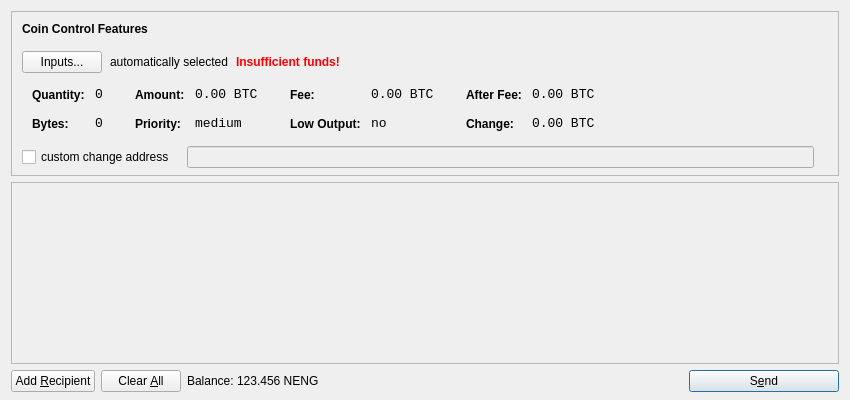
First picture: the form in src/qt/forms/sendcoinsdialog.ui, repository ShorelineCrypto/nengcoin, before the edit.
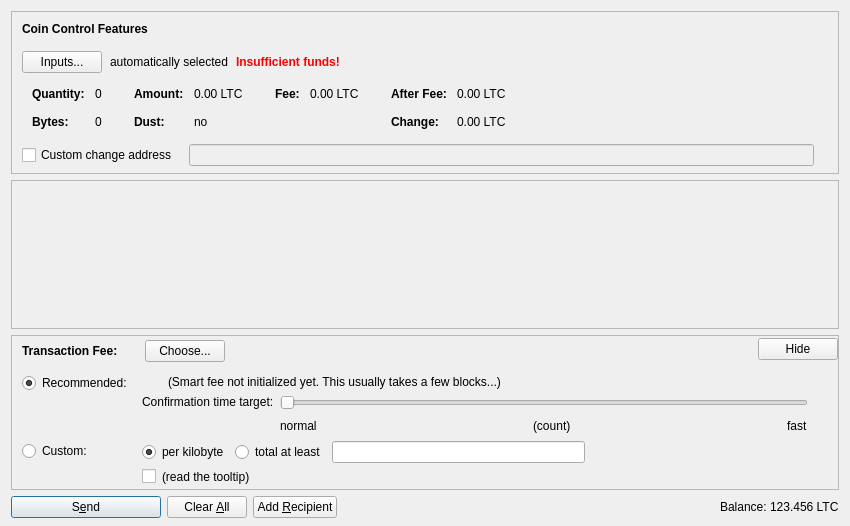
Second picture: the form after the edit. Icons and pictures are not drawn. Custom widgets are drawn as their Qt base class.

```diff
--- a/src/qt/forms/sendcoinsdialog.ui
+++ b/src/qt/forms/sendcoinsdialog.ui
@@ -7,13 +7,13 @@
     <x>0</x>
     <y>0</y>
     <width>850</width>
-    <height>400</height>
+    <height>526</height>
    </rect>
   </property>
   <property name="windowTitle">
    <string>Send Coins</string>
   </property>
-  <layout class="QVBoxLayout" name="verticalLayout" stretch="0,1,0">
+  <layout class="QVBoxLayout" name="verticalLayout" stretch="0,1,0,0">
    <property name="bottomMargin">
     <number>8</number>
    </property>
@@ -39,7 +39,7 @@
      </property>
      <layout class="QVBoxLayout" name="verticalLayoutCoinControl2">
       <property name="spacing">
-       <number>-1</number>
+       <number>0</number>
       </property>
       <property name="leftMargin">
        <number>0</number>
@@ -206,8 +206,11 @@
                </property>
                <item row="0" column="0">
                 <widget class="QLabel" name="labelCoinControlQuantityText">
-                 <property name="styleSheet">
-                  <string notr="true">font-weight:bold;</string>
+                 <property name="font">
+                  <font>
+                   <weight>75</weight>
+                   <bold>true</bold>
+                  </font>
                  </property>
                  <property name="text">
                   <string>Quantity:</string>
@@ -219,12 +222,6 @@
                </item>
                <item row="0" column="1">
                 <widget class="QLabel" name="labelCoinControlQuantity">
-                 <property name="font">
-                  <font>
-                   <family>Monospace</family>
-                   <pointsize>10</pointsize>
-                  </font>
-                 </property>
                  <property name="cursor">
                   <cursorShape>IBeamCursor</cursorShape>
                  </property>
@@ -244,8 +241,11 @@
                </item>
                <item row="1" column="0">
                 <widget class="QLabel" name="labelCoinControlBytesText">
-                 <property name="styleSheet">
-                  <string notr="true">font-weight:bold;</string>
+                 <property name="font">
+                  <font>
+                   <weight>75</weight>
+                   <bold>true</bold>
+                  </font>
                  </property>
                  <property name="text">
                   <string>Bytes:</string>
@@ -254,12 +254,6 @@
                </item>
                <item row="1" column="1">
                 <widget class="QLabel" name="labelCoinControlBytes">
-                 <property name="font">
-                  <font>
-                   <family>Monospace</family>
-                   <pointsize>10</pointsize>
-                  </font>
-                 </property>
                  <property name="cursor">
                   <cursorShape>IBeamCursor</cursorShape>
                  </property>
@@ -295,8 +289,11 @@
                </property>
                <item row="0" column="0">
                 <widget class="QLabel" name="labelCoinControlAmountText">
-                 <property name="styleSheet">
-                  <string notr="true">font-weight:bold;</string>
+                 <property name="font">
+                  <font>
+                   <weight>75</weight>
+                   <bold>true</bold>
+                  </font>
                  </property>
                  <property name="text">
                   <string>Amount:</string>
@@ -308,12 +305,6 @@
                </item>
                <item row="0" column="1">
                 <widget class="QLabel" name="labelCoinControlAmount">
-                 <property name="font">
-                  <font>
-                   <family>Monospace</family>
-                   <pointsize>10</pointsize>
-                  </font>
-                 </property>
                  <property name="cursor">
                   <cursorShape>IBeamCursor</cursorShape>
                  </property>
@@ -321,7 +312,7 @@
                   <enum>Qt::ActionsContextMenu</enum>
                  </property>
                  <property name="text">
-                  <string notr="true">0.00 BTC</string>
+                  <string notr="true">0.00 LTC</string>
                  </property>
                  <property name="textInteractionFlags">
                   <set>Qt::LinksAccessibleByMouse|Qt::TextSelectableByKeyboard|Qt::TextSelectableByMouse</set>
@@ -329,23 +320,20 @@
                 </widget>
                </item>
                <item row="1" column="0">
-                <widget class="QLabel" name="labelCoinControlPriorityText">
-                 <property name="styleSheet">
-                  <string notr="true">font-weight:bold;</string>
+                <widget class="QLabel" name="labelCoinControlLowOutputText">
+                 <property name="font">
+                  <font>
+                   <weight>75</weight>
+                   <bold>true</bold>
+                  </font>
                  </property>
                  <property name="text">
-                  <string>Priority:</string>
+                  <string>Dust:</string>
                  </property>
                 </widget>
                </item>
                <item row="1" column="1">
-                <widget class="QLabel" name="labelCoinControlPriority">
-                 <property name="font">
-                  <font>
-                   <family>Monospace</family>
-                   <pointsize>10</pointsize>
-                  </font>
-                 </property>
+                <widget class="QLabel" name="labelCoinControlLowOutput">
                  <property name="cursor">
                   <cursorShape>IBeamCursor</cursorShape>
                  </property>
@@ -353,7 +341,7 @@
                   <enum>Qt::ActionsContextMenu</enum>
                  </property>
                  <property name="text">
-                  <string>medium</string>
+                  <string notr="true">no</string>
                  </property>
                  <property name="textInteractionFlags">
                   <set>Qt::LinksAccessibleByMouse|Qt::TextSelectableByKeyboard|Qt::TextSelectableByMouse</set>
@@ -381,8 +369,11 @@
                </property>
                <item row="0" column="0">
                 <widget class="QLabel" name="labelCoinControlFeeText">
-                 <property name="styleSheet">
-                  <string notr="true">font-weight:bold;</string>
+                 <property name="font">
+                  <font>
+                   <weight>75</weight>
+                   <bold>true</bold>
+                  </font>
                  </property>
                  <property name="text">
                   <string>Fee:</string>
@@ -394,12 +385,6 @@
                </item>
                <item row="0" column="1">
                 <widget class="QLabel" name="labelCoinControlFee">
-                 <property name="font">
-                  <font>
-                   <family>Monospace</family>
-                   <pointsize>10</pointsize>
-                  </font>
-                 </property>
                  <property name="cursor">
                   <cursorShape>IBeamCursor</cursorShape>
                  </property>
@@ -407,39 +392,7 @@
                   <enum>Qt::ActionsContextMenu</enum>
                  </property>
                  <property name="text">
-                  <string notr="true">0.00 BTC</string>
-                 </property>
-                 <property name="textInteractionFlags">
-                  <set>Qt::LinksAccessibleByMouse|Qt::TextSelectableByKeyboard|Qt::TextSelectableByMouse</set>
-                 </property>
-                </widget>
-               </item>
-               <item row="1" column="0">
-                <widget class="QLabel" name="labelCoinControlLowOutputText">
-                 <property name="styleSheet">
-                  <string notr="true">font-weight:bold;</string>
-                 </property>
-                 <property name="text">
-                  <string>Low Output:</string>
-                 </property>
-                </widget>
-               </item>
-               <item row="1" column="1">
-                <widget class="QLabel" name="labelCoinControlLowOutput">
-                 <property name="font">
-                  <font>
-                   <family>Monospace</family>
-                   <pointsize>10</pointsize>
-                  </font>
-                 </property>
-                 <property name="cursor">
-                  <cursorShape>IBeamCursor</cursorShape>
-                 </property>
-                 <property name="contextMenuPolicy">
-                  <enum>Qt::ActionsContextMenu</enum>
-                 </property>
-                 <property name="text">
-                  <string>no</string>
+                  <string notr="true">0.00 LTC</string>
                  </property>
                  <property name="textInteractionFlags">
                   <set>Qt::LinksAccessibleByMouse|Qt::TextSelectableByKeyboard|Qt::TextSelectableByMouse</set>
@@ -467,8 +420,11 @@
                </property>
                <item row="0" column="0">
                 <widget class="QLabel" name="labelCoinControlAfterFeeText">
-                 <property name="styleSheet">
-                  <string notr="true">font-weight:bold;</string>
+                 <property name="font">
+                  <font>
+                   <weight>75</weight>
+                   <bold>true</bold>
+                  </font>
                  </property>
                  <property name="text">
                   <string>After Fee:</string>
@@ -480,12 +436,6 @@
                </item>
                <item row="0" column="1">
                 <widget class="QLabel" name="labelCoinControlAfterFee">
-                 <property name="font">
-                  <font>
-                   <family>Monospace</family>
-                   <pointsize>10</pointsize>
-                  </font>
-                 </property>
                  <property name="cursor">
                   <cursorShape>IBeamCursor</cursorShape>
                  </property>
@@ -493,7 +443,7 @@
                   <enum>Qt::ActionsContextMenu</enum>
                  </property>
                  <property name="text">
-                  <string notr="true">0.00 BTC</string>
+                  <string notr="true">0.00 LTC</string>
                  </property>
                  <property name="textInteractionFlags">
                   <set>Qt::LinksAccessibleByMouse|Qt::TextSelectableByKeyboard|Qt::TextSelectableByMouse</set>
@@ -502,8 +452,11 @@
                </item>
                <item row="1" column="0">
                 <widget class="QLabel" name="labelCoinControlChangeText">
-                 <property name="styleSheet">
-                  <string notr="true">font-weight:bold;</string>
+                 <property name="font">
+                  <font>
+                   <weight>75</weight>
+                   <bold>true</bold>
+                  </font>
                  </property>
                  <property name="text">
                   <string>Change:</string>
@@ -512,12 +465,6 @@
                </item>
                <item row="1" column="1">
                 <widget class="QLabel" name="labelCoinControlChange">
-                 <property name="font">
-                  <font>
-                   <family>Monospace</family>
-                   <pointsize>10</pointsize>
-                  </font>
-                 </property>
                  <property name="cursor">
                   <cursorShape>IBeamCursor</cursorShape>
                  </property>
@@ -525,7 +472,7 @@
                   <enum>Qt::ActionsContextMenu</enum>
                  </property>
                  <property name="text">
-                  <string notr="true">0.00 BTC</string>
+                  <string notr="true">0.00 LTC</string>
                  </property>
                  <property name="textInteractionFlags">
                   <set>Qt::LinksAccessibleByMouse|Qt::TextSelectableByKeyboard|Qt::TextSelectableByMouse</set>
@@ -556,7 +503,7 @@
           <item>
            <widget class="QCheckBox" name="checkBoxCoinControlChange">
             <property name="text">
-             <string>custom change address</string>
+             <string>Custom change address</string>
             </property>
            </widget>
           </item>
@@ -626,11 +573,20 @@
         <x>0</x>
         <y>0</y>
         <width>830</width>
-        <height>165</height>
+        <height>104</height>
        </rect>
       </property>
-      <layout class="QVBoxLayout" name="verticalLayout_2">
-       <property name="margin">
+      <layout class="QVBoxLayout" name="verticalLayout_2" stretch="0,1">
+       <property name="leftMargin">
+        <number>0</number>
+       </property>
+       <property name="topMargin">
+        <number>0</number>
+       </property>
+       <property name="rightMargin">
+        <number>0</number>
+       </property>
+       <property name="bottomMargin">
         <number>0</number>
        </property>
        <item>
@@ -657,15 +613,572 @@
      </widget>
     </widget>
    </item>
+   <item>
+    <widget class="QFrame" name="frameFee">
+     <property name="sizePolicy">
+      <sizepolicy hsizetype="Expanding" vsizetype="Expanding">
+       <horstretch>0</horstretch>
+       <verstretch>0</verstretch>
+      </sizepolicy>
+     </property>
+     <property name="maximumSize">
+      <size>
+       <width>16777215</width>
+       <height>16777215</height>
+      </size>
+     </property>
+     <property name="frameShape">
+      <enum>QFrame::StyledPanel</enum>
+     </property>
+     <property name="frameShadow">
+      <enum>QFrame::Sunken</enum>
+     </property>
+     <layout class="QVBoxLayout" name="verticalLayoutFee1">
+      <property name="spacing">
+       <number>0</number>
+      </property>
+      <property name="leftMargin">
+       <number>0</number>
+      </property>
+      <property name="topMargin">
+       <number>0</number>
+      </property>
+      <property name="rightMargin">
+       <number>0</number>
+      </property>
+      <property name="bottomMargin">
+       <number>0</number>
+      </property>
+      <item>
+       <layout class="QVBoxLayout" name="verticalLayoutFee2" stretch="0,0,0">
+        <property name="spacing">
+         <number>0</number>
+        </property>
+        <property name="leftMargin">
+         <number>10</number>
+        </property>
+        <property name="topMargin">
+         <number>0</number>
+        </property>
+        <item>
+         <layout class="QHBoxLayout" name="horizontalLayoutFee1">
+          <property name="bottomMargin">
+           <number>0</number>
+          </property>
+          <item>
+           <layout class="QVBoxLayout" name="verticalLayoutFee7">
+            <property name="spacing">
+             <number>0</number>
+            </property>
+            <item>
+             <spacer name="verticalSpacerSmartFee">
+              <property name="orientation">
+               <enum>Qt::Vertical</enum>
+              </property>
+              <property name="sizeType">
+               <enum>QSizePolicy::Fixed</enum>
+              </property>
+              <property name="sizeHint" stdset="0">
+               <size>
+                <width>1</width>
+                <height>4</height>
+               </size>
+              </property>
+             </spacer>
+            </item>
+            <item>
+             <layout class="QHBoxLayout" name="horizontalLayoutSmartFee">
+              <property name="spacing">
+               <number>10</number>
+              </property>
+              <item>
+               <widget class="QLabel" name="labelFeeHeadline">
+                <property name="sizePolicy">
+                 <sizepolicy hsizetype="Preferred" vsizetype="Maximum">
+                  <horstretch>0</horstretch>
+                  <verstretch>0</verstretch>
+                 </sizepolicy>
+                </property>
+                <property name="font">
+                 <font>
+                  <weight>75</weight>
+                  <bold>true</bold>
+                 </font>
+                </property>
+                <property name="styleSheet">
+                 <string notr="true">font-weight:bold;</string>
+                </property>
+                <property name="text">
+                 <string>Transaction Fee:</string>
+                </property>
+               </widget>
+              </item>
+              <item>
+               <widget class="QLabel" name="labelFeeMinimized">
+                <property name="text">
+                 <string/>
+                </property>
+               </widget>
+              </item>
+              <item>
+               <widget class="QPushButton" name="buttonChooseFee">
+                <property name="text">
+                 <string>Choose...</string>
+                </property>
+               </widget>
+              </item>
+             </layout>
+            </item>
+            <item>
+             <spacer name="verticalSpacer_5">
+              <property name="orientation">
+               <enum>Qt::Vertical</enum>
+              </property>
+              <property name="sizeHint" stdset="0">
+               <size>
+                <width>1</width>
+                <height>1</height>
+               </size>
+              </property>
+             </spacer>
+            </item>
+           </layout>
+          </item>
+          <item>
+           <spacer name="horizontalSpacer_4">
+            <property name="orientation">
+             <enum>Qt::Horizontal</enum>
+            </property>
+            <property name="sizeHint" stdset="0">
+             <size>
+              <width>40</width>
+              <height>20</height>
+             </size>
+            </property>
+           </spacer>
+          </item>
+          <item>
+           <widget class="QPushButton" name="buttonMinimizeFee">
+            <property name="toolTip">
+             <string>collapse fee-settings</string>
+            </property>
+            <property name="text">
+             <string>Hide</string>
+            </property>
+           </widget>
+          </item>
+         </layout>
+        </item>
+        <item>
+         <widget class="QFrame" name="frameFeeSelection">
+          <layout class="QVBoxLayout" name="verticalLayoutFee12">
+           <property name="spacing">
+            <number>0</number>
+           </property>
+           <property name="leftMargin">
+            <number>0</number>
+           </property>
+           <property name="topMargin">
+            <number>0</number>
+           </property>
+           <property name="rightMargin">
+            <number>0</number>
+           </property>
+           <property name="bottomMargin">
+            <number>0</number>
+           </property>
+           <item>
+            <layout class="QGridLayout" name="gridLayoutFee">
+             <property name="topMargin">
+              <number>10</number>
+             </property>
+             <property name="bottomMargin">
+              <number>4</number>
+             </property>
+             <property name="horizontalSpacing">
+              <number>10</number>
+             </property>
+             <property name="verticalSpacing">
+              <number>4</number>
+             </property>
+             <item row="1" column="1">
+              <layout class="QVBoxLayout" name="verticalLayoutFee8">
+               <property name="spacing">
+                <number>6</number>
+               </property>
+               <item>
+                <layout class="QHBoxLayout" name="horizontalLayoutFee13">
+                 <item>
+                  <widget class="QRadioButton" name="radioCustomPerKilobyte">
+                   <property name="toolTip">
+                    <string>If the custom fee is set to 1000 satoshis and the transaction is only 250 bytes, then &quot;per kilobyte&quot; only pays 250 satoshis in fee, while &quot;total at least&quot; pays 1000 satoshis. For transactions bigger than a kilobyte both pay by kilobyte.</string>
+                   </property>
+                   <property name="text">
+                    <string>per kilobyte</string>
+                   </property>
+                   <property name="checked">
+                    <bool>true</bool>
+                   </property>
+                   <attribute name="buttonGroup">
+                    <string notr="true">groupCustomFee</string>
+                   </attribute>
+                  </widget>
+                 </item>
+                 <item>
+                  <widget class="QRadioButton" name="radioCustomAtLeast">
+                   <property name="toolTip">
+                    <string>If the custom fee is set to 1000 satoshis and the transaction is only 250 bytes, then &quot;per kilobyte&quot; only pays 250 satoshis in fee, while &quot;total at least&quot; pays 1000 satoshis. For transactions bigger than a kilobyte both pay by kilobyte.</string>
+                   </property>
+                   <property name="text">
+                    <string>total at least</string>
+                   </property>
+                   <attribute name="buttonGroup">
+                    <string notr="true">groupCustomFee</string>
+                   </attribute>
+                  </widget>
+                 </item>
+                 <item>
+                  <widget class="BitcoinAmountField" name="customFee"/>
+                 </item>
+                 <item>
+                  <spacer name="horizontalSpacer_6">
+                   <property name="orientation">
+                    <enum>Qt::Horizontal</enum>
+                   </property>
+                   <property name="sizeHint" stdset="0">
+                    <size>
+                     <width>1</width>
+                     <height>1</height>
+                    </size>
+                   </property>
+                  </spacer>
+                 </item>
+                </layout>
+               </item>
+               <item>
+                <layout class="QHBoxLayout" name="horizontalLayoutFee8">
+                 <item>
+                  <widget class="QCheckBox" name="checkBoxMinimumFee">
+                   <property name="toolTip">
+                    <string>Paying only the minimum fee is just fine as long as there is less transaction volume than space in the blocks. But be aware that this can end up in a never confirming transaction once there is more demand for litecoin transactions than the network can process.</string>
+                   </property>
+                   <property name="text">
+                    <string/>
+                   </property>
+                  </widget>
+                 </item>
+                 <item>
+                  <widget class="QLabel" name="labelMinFeeWarning">
+                   <property name="enabled">
+                    <bool>true</bool>
+                   </property>
+                   <property name="toolTip">
+                    <string>Paying only the minimum fee is just fine as long as there is less transaction volume than space in the blocks. But be aware that this can end up in a never confirming transaction once there is more demand for litecoin transactions than the network can process.</string>
+                   </property>
+                   <property name="text">
+                    <string>(read the tooltip)</string>
+                   </property>
+                   <property name="margin">
+                    <number>5</number>
+                   </property>
+                  </widget>
+                 </item>
+                 <item>
+                  <spacer name="horizontalSpacer_2">
+                   <property name="orientation">
+                    <enum>Qt::Horizontal</enum>
+                   </property>
+                   <property name="sizeHint" stdset="0">
+                    <size>
+                     <width>1</width>
+                     <height>1</height>
+                    </size>
+                   </property>
+                  </spacer>
+                 </item>
+                </layout>
+               </item>
+              </layout>
+             </item>
+             <item row="0" column="0">
+              <layout class="QVBoxLayout" name="verticalLayoutFee4" stretch="0,1">
+               <item>
+                <widget class="QRadioButton" name="radioSmartFee">
+                 <property name="text">
+                  <string>Recommended:</string>
+                 </property>
+                 <property name="checked">
+                  <bool>true</bool>
+                 </property>
+                 <attribute name="buttonGroup">
+                  <string notr="true">groupFee</string>
+                 </attribute>
+                </widget>
+               </item>
+               <item>
+                <spacer name="verticalSpacer_2">
+                 <property name="orientation">
+                  <enum>Qt::Vertical</enum>
+                 </property>
+                 <property name="sizeHint" stdset="0">
+                  <size>
+                   <width>1</width>
+                   <height>1</height>
+                  </size>
+                 </property>
+                </spacer>
+               </item>
+              </layout>
+             </item>
+             <item row="1" column="0">
+              <layout class="QVBoxLayout" name="verticalLayoutFee9" stretch="0,1">
+               <item>
+                <widget class="QRadioButton" name="radioCustomFee">
+                 <property name="text">
+                  <string>Custom:</string>
+                 </property>
+                 <attribute name="buttonGroup">
+                  <string notr="true">groupFee</string>
+                 </attribute>
+                </widget>
+               </item>
+               <item>
+                <spacer name="verticalSpacer_6">
+                 <property name="orientation">
+                  <enum>Qt::Vertical</enum>
+                 </property>
+                 <property name="sizeHint" stdset="0">
+                  <size>
+                   <width>1</width>
+                   <height>1</height>
+                  </size>
+                 </property>
+                </spacer>
+               </item>
+              </layout>
+             </item>
+             <item row="0" column="1">
+              <layout class="QVBoxLayout" name="verticalLayoutFee3" stretch="0,0,1">
+               <property name="spacing">
+                <number>6</number>
+               </property>
+               <property name="topMargin">
+                <number>2</number>
+               </property>
+               <item>
+                <layout class="QHBoxLayout" name="horizontalLayoutFee12">
+                 <item>
+                  <widget class="QLabel" name="labelSmartFee">
+                   <property name="text">
+                    <string/>
+                   </property>
+                   <property name="margin">
+                    <number>2</number>
+                   </property>
+                  </widget>
+                 </item>
+                 <item>
+                  <widget class="QLabel" name="labelFeeEstimation">
+                   <property name="text">
+                    <string/>
+                   </property>
+                  </widget>
+                 </item>
+                 <item>
+                  <widget class="QLabel" name="labelSmartFee2">
+                   <property name="text">
+                    <string>(Smart fee not initialized yet. This usually takes a few blocks...)</string>
+                   </property>
+                   <property name="margin">
+                    <number>2</number>
+                   </property>
+                  </widget>
+                 </item>
+                 <item>
+                  <spacer name="horizontalSpacer_5">
+                   <property name="orientation">
+                    <enum>Qt::Horizontal</enum>
+                   </property>
+                   <property name="sizeHint" stdset="0">
+                    <size>
+                     <width>1</width>
+                     <height>1</height>
+                    </size>
+                   </property>
+                  </spacer>
+                 </item>
+                </layout>
+               </item>
+               <item>
+                <layout class="QHBoxLayout" name="horizontalLayoutFee9">
+                 <item>
+                  <layout class="QVBoxLayout" name="verticalLayoutFee6">
+                   <item>
+                    <widget class="QLabel" name="labelSmartFee3">
+                     <property name="text">
+                      <string>Confirmation time target:</string>
+                     </property>
+                     <property name="margin">
+                      <number>2</number>
+                     </property>
+                    </widget>
+                   </item>
+                   <item>
+                    <spacer name="verticalSpacer_3">
+                     <property name="orientation">
+                      <enum>Qt::Vertical</enum>
+                     </property>
+                     <property name="sizeHint" stdset="0">
+                      <size>
+                       <width>1</width>
+                       <height>1</height>
+                      </size>
+                     </property>
+                    </spacer>
+                   </item>
+                  </layout>
+                 </item>
+                 <item>
+                  <layout class="QVBoxLayout" name="verticalLayoutFee5">
+                   <property name="rightMargin">
+                    <number>30</number>
+                   </property>
+                   <item>
+                    <widget class="QSlider" name="sliderSmartFee">
+                     <property name="minimum">
+                      <number>0</number>
+                     </property>
+                     <property name="maximum">
+                      <number>23</number>
+                     </property>
+                     <property name="pageStep">
+                      <number>1</number>
+                     </property>
+                     <property name="value">
+                      <number>0</number>
+                     </property>
+                     <property name="orientation">
+                      <enum>Qt::Horizontal</enum>
+                     </property>
+                     <property name="invertedAppearance">
+                      <bool>false</bool>
+                     </property>
+                     <property name="invertedControls">
+                      <bool>false</bool>
+                     </property>
+                     <property name="tickPosition">
+                      <enum>QSlider::NoTicks</enum>
+                     </property>
+                    </widget>
+                   </item>
+                   <item>
+                    <layout class="QHBoxLayout" name="horizontalLayoutFee10">
+                     <item>
+                      <widget class="QLabel" name="labelSmartFeeNormal">
+                       <property name="text">
+                        <string>normal</string>
+                       </property>
+                      </widget>
+                     </item>
+                     <item>
+                      <spacer name="horizontalSpacer_7">
+                       <property name="orientation">
+                        <enum>Qt::Horizontal</enum>
+                       </property>
+                       <property name="sizeHint" stdset="0">
+                        <size>
+                         <width>40</width>
+                         <height>20</height>
+                        </size>
+                       </property>
+                      </spacer>
+                     </item>
+                     <item>
+                      <widget class="QLabel" name="confirmationTargetLabel">
+                       <property name="text">
+                        <string notr="true">(count)</string>
+                       </property>
+                      </widget>
+                     </item>
+                     <item>
+                      <spacer name="horizontalSpacer_3">
+                       <property name="orientation">
+                        <enum>Qt::Horizontal</enum>
+                       </property>
+                       <property name="sizeHint" stdset="0">
+                        <size>
+                         <width>40</width>
+                         <height>20</height>
+                        </size>
+                       </property>
+                      </spacer>
+                     </item>
+                     <item>
+                      <widget class="QLabel" name="labelSmartFeeFast">
+                       <property name="text">
+                        <string>fast</string>
+                       </property>
+                      </widget>
+                     </item>
+                    </layout>
+                   </item>
+                  </layout>
+                 </item>
+                </layout>
+               </item>
+               <item>
+                <spacer name="verticalSpacer_4">
+                 <property name="orientation">
+                  <enum>Qt::Vertical</enum>
+                 </property>
+                 <property name="sizeHint" stdset="0">
+                  <size>
+                   <width>1</width>
+                   <height>1</height>
+                  </size>
+                 </property>
+                </spacer>
+               </item>
+              </layout>
+             </item>
+            </layout>
+           </item>
+          </layout>
+         </widget>
+        </item>
+        <item>
+         <spacer name="verticalSpacerFee">
+          <property name="orientation">
+           <enum>Qt::Vertical</enum>
+          </property>
+          <property name="sizeHint" stdset="0">
+           <size>
+            <width>800</width>
+            <height>1</height>
+           </size>
+          </property>
+         </spacer>
+        </item>
+       </layout>
+      </item>
+     </layout>
+    </widget>
+   </item>
    <item>
     <layout class="QHBoxLayout" name="horizontalLayout">
      <item>
-      <widget class="QPushButton" name="addButton">
+      <widget class="QPushButton" name="sendButton">
+       <property name="minimumSize">
+        <size>
+         <width>150</width>
+         <height>0</height>
+        </size>
+       </property>
        <property name="toolTip">
         <string>Send to multiple recipients at once</string>
        </property>
        <property name="text">
-        <string>Add &amp;Recipient</string>
+        <string>S&amp;end</string>
        </property>
        <property name="icon">
         <iconset resource="../bitcoin.qrc">
@@ -674,6 +1187,9 @@
        <property name="autoDefault">
         <bool>false</bool>
        </property>
+       <property name="default">
+        <bool>true</bool>
+       </property>
       </widget>
      </item>
      <item>
@@ -697,11 +1213,38 @@
        <property name="autoRepeatDelay">
         <number>300</number>
        </property>
+      </widget>
+     </item>
+     <item>
+      <widget class="QPushButton" name="addButton">
+       <property name="toolTip">
+        <string>Send to multiple recipients at once</string>
+       </property>
+       <property name="text">
+        <string>Add &amp;Recipient</string>
+       </property>
+       <property name="icon">
+        <iconset resource="../bitcoin.qrc">
+         <normaloff>:/icons/add</normaloff>:/icons/add</iconset>
+       </property>
        <property name="autoDefault">
         <bool>false</bool>
        </property>
       </widget>
      </item>
+     <item>
+      <spacer name="horizontalSpacer">
+       <property name="orientation">
+        <enum>Qt::Horizontal</enum>
+       </property>
+       <property name="sizeHint" stdset="0">
+        <size>
+         <width>40</width>
+         <height>20</height>
+        </size>
+       </property>
+      </spacer>
+     </item>
      <item>
       <layout class="QHBoxLayout" name="horizontalLayout_2">
        <property name="spacing">
@@ -709,6 +1252,12 @@
        </property>
        <item>
         <widget class="QLabel" name="label">
+         <property name="sizePolicy">
+          <sizepolicy hsizetype="Preferred" vsizetype="Fixed">
+           <horstretch>0</horstretch>
+           <verstretch>0</verstretch>
+          </sizepolicy>
+         </property>
          <property name="text">
           <string>Balance:</string>
          </property>
@@ -716,11 +1265,17 @@
        </item>
        <item>
         <widget class="QLabel" name="labelBalance">
+         <property name="sizePolicy">
+          <sizepolicy hsizetype="Preferred" vsizetype="Fixed">
+           <horstretch>0</horstretch>
+           <verstretch>0</verstretch>
+          </sizepolicy>
+         </property>
          <property name="cursor">
           <cursorShape>IBeamCursor</cursorShape>
          </property>
          <property name="text">
-          <string>123.456 NENG</string>
+          <string notr="true">123.456 LTC</string>
          </property>
          <property name="textInteractionFlags">
           <set>Qt::LinksAccessibleByMouse|Qt::TextSelectableByKeyboard|Qt::TextSelectableByMouse</set>
@@ -729,46 +1284,23 @@
        </item>
       </layout>
      </item>
-     <item>
-      <spacer name="horizontalSpacer">
-       <property name="orientation">
-        <enum>Qt::Horizontal</enum>
-       </property>
-       <property name="sizeHint" stdset="0">
-        <size>
-         <width>40</width>
-         <height>20</height>
-        </size>
-       </property>
-      </spacer>
-     </item>
-     <item>
-      <widget class="QPushButton" name="sendButton">
-       <property name="minimumSize">
-        <size>
-         <width>150</width>
-         <height>0</height>
-        </size>
-       </property>
-       <property name="toolTip">
-        <string>Confirm the send action</string>
-       </property>
-       <property name="text">
-        <string>S&amp;end</string>
-       </property>
-       <property name="icon">
-        <iconset resource="../bitcoin.qrc">
-         <normaloff>:/icons/send</normaloff>:/icons/send</iconset>
-       </property>
-       <property name="default">
-        <bool>true</bool>
-       </property>
-      </widget>
-     </item>
     </layout>
    </item>
   </layout>
  </widget>
+ <customwidgets>
+  <customwidget>
+   <class>QValidatedLineEdit</class>
+   <extends>QLineEdit</extends>
+   <header>qvalidatedlineedit.h</header>
+  </customwidget>
+  <customwidget>
+   <class>BitcoinAmountField</class>
+   <extends>QLineEdit</extends>
+   <header>bitcoinamountfield.h</header>
+   <container>1</container>
+  </customwidget>
+ </customwidgets>
  <resources>
   <include location="../bitcoin.qrc"/>
  </resources>
```
Left out of the diff: 33 changed lines with no effect on the pictures.
